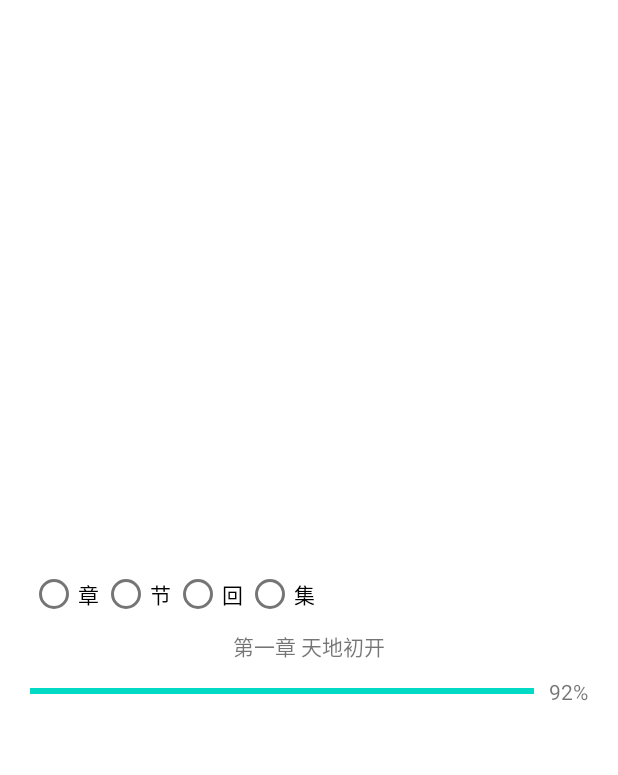
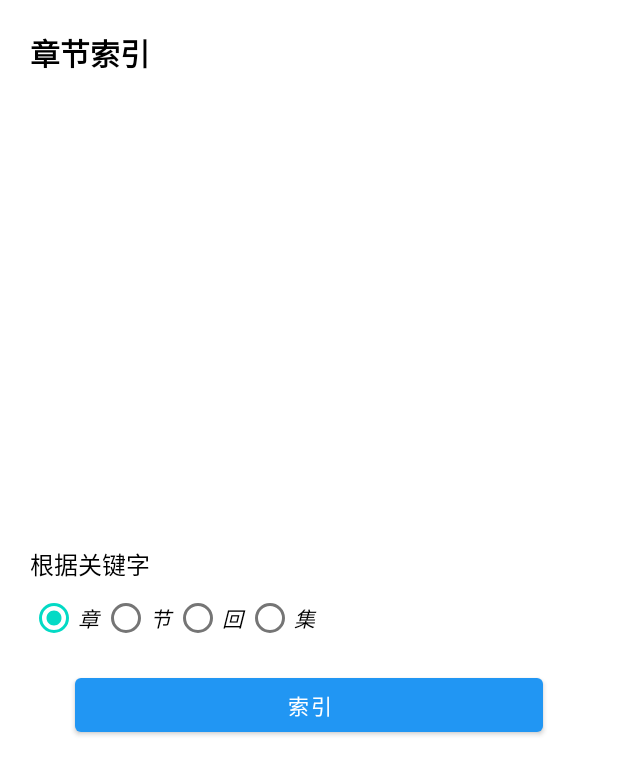
Before and after one commit to YuanWenHai/Reader, an Android app: the layout fragment_chapter_indexing.xml on its own in the app's theme, with its tools: preview values and no code run, on a phone screen of 412 x 824 dp. Shown: the top 775 px of the screen. Run offline under Robolectric (Android 15) with nearby library versions, the phone set to English and light mode, and no system bars.

Commit message:
daily 未完成正则匹配

```diff
--- a/app/src/main/res/layout/fragment_chapter_indexing.xml
+++ b/app/src/main/res/layout/fragment_chapter_indexing.xml
@@ -1,44 +1,86 @@
 <?xml version="1.0" encoding="utf-8"?>
 <layout>
-    <LinearLayout xmlns:android="http://schemas.android.com/apk/res/android"
+    <FrameLayout xmlns:android="http://schemas.android.com/apk/res/android"
         android:layout_width="match_parent"
         android:layout_height="match_parent"
         xmlns:tools="http://schemas.android.com/tools"
         android:padding="20dp"
-        android:orientation="vertical"
-        android:gravity="center"
         >
-        <LinearLayout
+        <RelativeLayout
+            android:id="@+id/fragment_chapter_index_search_layout"
+            android:layout_width="match_parent"
+            android:layout_height="match_parent">
+            <TextView
+                android:layout_width="wrap_content"
+                android:layout_height="wrap_content"
+                android:textSize="20sp"
+                android:textStyle="bold"
+                android:textColor="@color/black"
+                android:text="@string/chapter_add_title"
+                />
+
+            <TextView
                 android:layout_width="match_parent"
                 android:layout_height="wrap_content"
-            android:orientation="vertical">
-            <TextView
-                android:layout_width="match_parent"
-                android:layout_height="wrap_content"/>
+                android:layout_gravity="center_vertical"
+                android:layout_above="@id/fragment_chapter_index_radio_group"
+                android:textSize="16sp"
+                android:textColor="@color/black"
+                android:text="@string/chapter_index_by"
+                />
             <RadioGroup
+                android:id="@+id/fragment_chapter_index_radio_group"
                 android:layout_width="match_parent"
                 android:layout_height="wrap_content"
                 android:orientation="horizontal"
+                android:layout_centerInParent="true"
+                android:checkedButton="@id/fragment_chapter_index_radio_zhang"
                 >
                 <RadioButton
+                    android:id="@+id/fragment_chapter_index_radio_zhang"
                     android:layout_width="wrap_content"
                     android:layout_height="wrap_content"
-                    tools:text="章"/>
+                    android:textStyle="italic"
+                    android:text="@string/chapter_index_zhang"/>
                 <RadioButton
+                    android:id="@+id/fragment_chapter_index_radio_jie"
                     android:layout_width="wrap_content"
                     android:layout_height="wrap_content"
-                    tools:text="节" />
+                    android:textStyle="italic"
+                    android:text="@string/chapter_index_jie" />
                 <RadioButton
+                    android:id="@+id/fragment_chapter_index_radio_hui"
                     android:layout_width="wrap_content"
                     android:layout_height="wrap_content"
-                    tools:text="回" />
+                    android:textStyle="italic"
+                    android:text="@string/chapter_index_hui" />
                 <RadioButton
+                    android:id="@+id/fragment_chapter_index_radio_ji"
                     android:layout_width="wrap_content"
                     android:layout_height="wrap_content"
-                    tools:text="集" />
+                    android:textStyle="italic"
+                    android:text="@string/chapter_index_ji" />
             </RadioGroup>
-        </LinearLayout>
+            <Button
+                android:id="@+id/fragment_chapter_index_search_button"
+                android:layout_width="match_parent"
+                android:layout_height="wrap_content"
+                android:layout_centerHorizontal="true"
+                android:layout_below="@id/fragment_chapter_index_radio_group"
+                android:layout_marginStart="30dp"
+                android:layout_marginEnd="30dp"
+                android:layout_marginTop="10dp"
+                android:text="@string/chapter_add"
+                />
+        </RelativeLayout>
 
+        <LinearLayout
+            android:id="@+id/fragment_chapter_index_progress_layout"
+            android:layout_width="match_parent"
+            android:layout_height="match_parent"
+            android:orientation="vertical"
+            android:gravity="center"
+            android:visibility="invisible">
             <TextView
                 android:id="@+id/fragment_chapter_index_chapter_text"
                 android:layout_width="wrap_content"
@@ -68,4 +110,5 @@
                     />
             </LinearLayout>
         </LinearLayout>
+    </FrameLayout>
 </layout>
--- a/app/src/main/res/values/strings.xml
+++ b/app/src/main/res/values/strings.xml
@@ -13,8 +13,14 @@
     <string name="current_chapter">当前章节：</string>
     <string name="text_increase">增大</string>
     <string name="text_decrease">缩小</string>
-    <string name="chapter_empty">尚未发现章节，点此索引</string>
+    <string name="chapter_add_professional">自定义正则匹配 -></string>
+    <string name="chapter_empty">尚未发现章节，点击工具栏按钮索引</string>
     <string name="chapter_add">索引</string>
+    <string name="chapter_add_title">章节索引</string>
     <string name="chapter_delete">删除章节信息</string>
     <string name="chapter_index_by">根据关键字</string>
+    <string name="chapter_index_zhang">章</string>
+    <string name="chapter_index_jie">节</string>
+    <string name="chapter_index_hui">回</string>
+    <string name="chapter_index_ji">集</string>
 </resources>
```
Also changed, not shown: app/src/main/java/com/will/reader/chapterList/ChapterIndexingFragment.kt (+32 -8 lines), app/src/main/java/com/will/reader/chapterList/ChapterListFragment.kt (+1 -18 lines), app/src/main/java/com/will/reader/chapterList/ChapterSearchFragment.kt (added, +22 -0 lines), app/src/main/res/layout/fragment_chapter_list.xml (+16 -42 lines), app/src/main/res/layout/fragment_chapter_search.xml (added, +73 -0 lines). Lines whose indentation alone changed are shown as unchanged.
